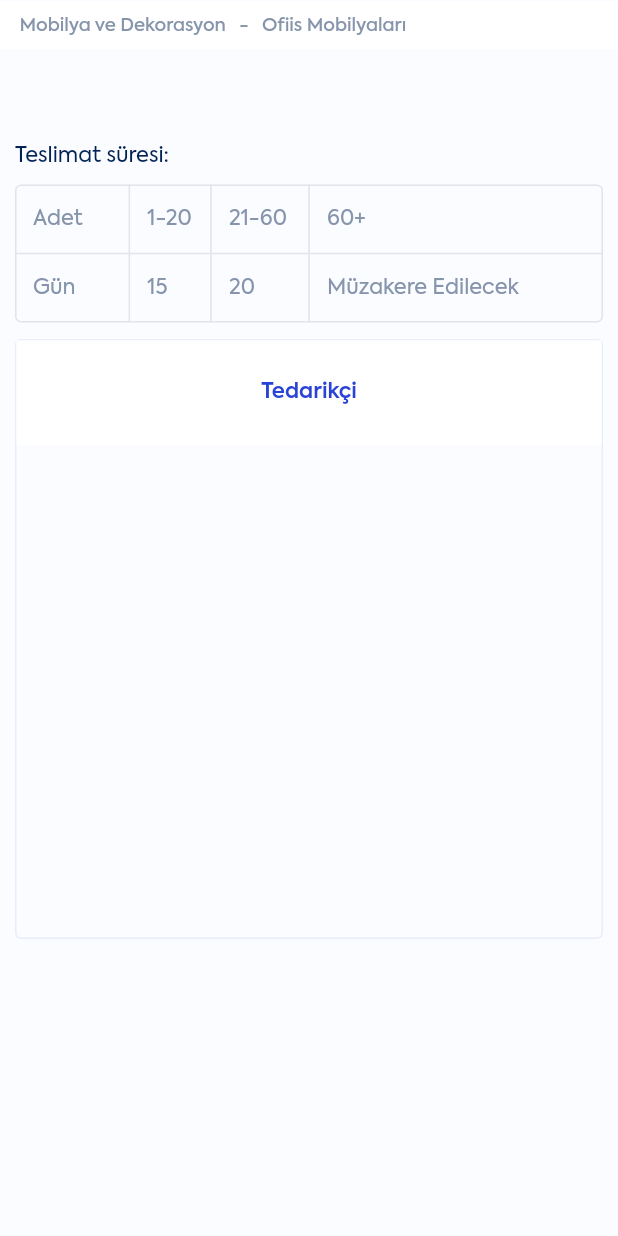
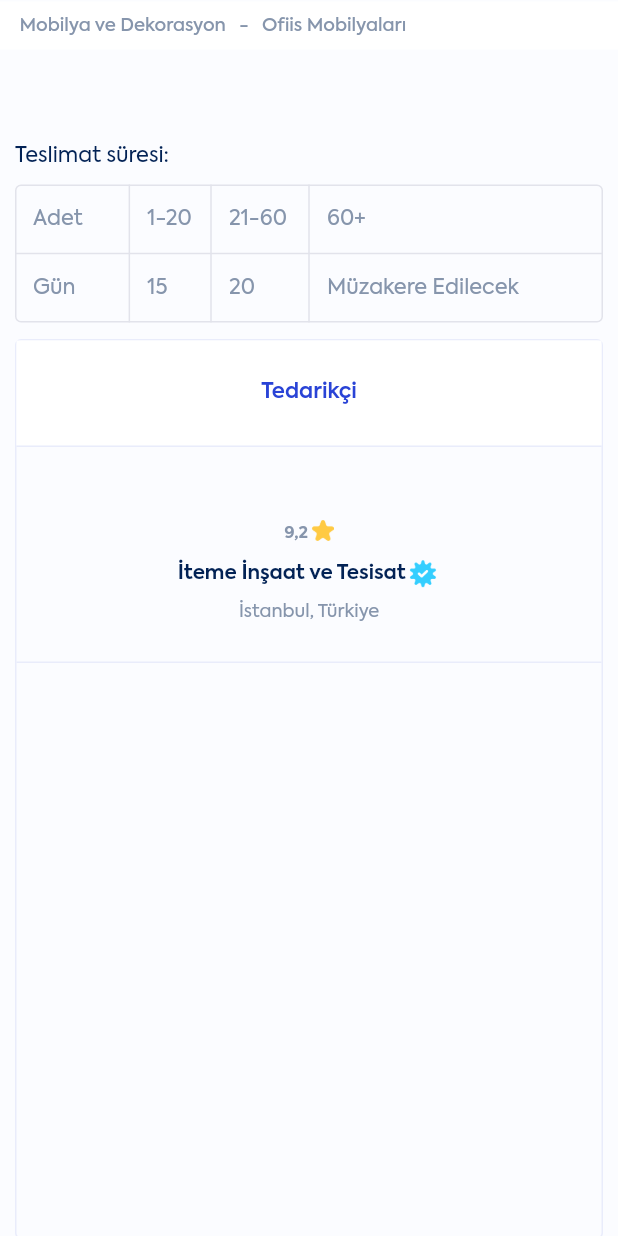
Before and after one commit to ozgun-kara/b2geta_mobile, a Flutter app: the ProductDetailSubpage screen opened directly, on a phone screen of 412 x 824 dp. Run offline on Flutter 3.47's test engine with Material 2 defaults, Android fonts, the phone set to English and light mode, and no system bars; our stand-ins replace dropdown_button2, flutter_switch, get, get_storage, shared_preferences, skeleton_text; accounts and stored records are empty.

Commit message:
Back-End has modified

```diff
--- a/lib/views/marketplace/subpages/product_detail_subpage.dart
+++ b/lib/views/marketplace/subpages/product_detail_subpage.dart
@@ -246,7 +246,7 @@ class _ProductDetailSubpageState extends State<ProductDetailSubpage> {
                       children: [
                         Container(
                           width: deviceWidth,
-                          height: 400,
+                          height: 600,
                           decoration: BoxDecoration(
                             borderRadius: BorderRadius.circular(4),
                             border: Border.all(
@@ -284,6 +284,85 @@ class _ProductDetailSubpageState extends State<ProductDetailSubpage> {
                                   ),
                                 ),
                               ),
+                              Container(
+                                  width: deviceWidth,
+                                  height: 1,
+                                  color: Provider.of<ThemeProvider>(context)
+                                              .themeMode ==
+                                          "light"
+                                      ? AppTheme.white21
+                                      : AppTheme.black18),
+                              Column(
+                                children: [
+                                  SizedBox(height: 48),
+                                  Row(
+                                    mainAxisAlignment: MainAxisAlignment.center,
+                                    children: [
+                                      Text(
+                                        "9,2",
+                                        style: TextStyle(
+                                          fontSize: 11,
+                                          fontFamily: AppTheme.appFontFamily,
+                                          fontWeight: FontWeight.w800,
+                                          color: AppTheme.white15,
+                                        ),
+                                      ),
+                                      SizedBox(width: 2),
+                                      Padding(
+                                        padding: EdgeInsets.only(bottom: 4),
+                                        child: Image.asset(
+                                          'assets/icons/star.png',
+                                          width: 15,
+                                          height: 15,
+                                        ),
+                                      ),
+                                    ],
+                                  ),
+                                  SizedBox(height: 6),
+                                  Row(
+                                    mainAxisAlignment: MainAxisAlignment.center,
+                                    children: [
+                                      Text(
+                                        "İteme İnşaat ve Tesisat",
+                                        style: TextStyle(
+                                          fontSize: 13,
+                                          fontFamily: AppTheme.appFontFamily,
+                                          fontWeight: FontWeight.w700,
+                                          color: Provider.of<ThemeProvider>(
+                                                          context)
+                                                      .themeMode ==
+                                                  "light"
+                                              ? AppTheme.black2
+                                              : AppTheme.white1,
+                                        ),
+                                      ),
+                                      Image.asset(
+                                        'assets/icons/check.png',
+                                        width: 23,
+                                        height: 23,
+                                      ),
+                                    ],
+                                  ),
+                                  SizedBox(height: 4),
+                                  Text(
+                                    "İstanbul, Türkiye",
+                                    style: TextStyle(
+                                        fontSize: 12,
+                                        fontFamily: AppTheme.appFontFamily,
+                                        fontWeight: FontWeight.w400,
+                                        color: AppTheme.white15),
+                                  ),
+                                  SizedBox(height: 24),
+                                ],
+                              ),
+                              Container(
+                                  width: deviceWidth,
+                                  height: 1,
+                                  color: Provider.of<ThemeProvider>(context)
+                                              .themeMode ==
+                                          "light"
+                                      ? AppTheme.white21
+                                      : AppTheme.black18),
                             ],
                           ),
                         ),
```
Also changed, not shown: assets/icons/check.png (added), assets/images/dummy-logo-1.png (added).
